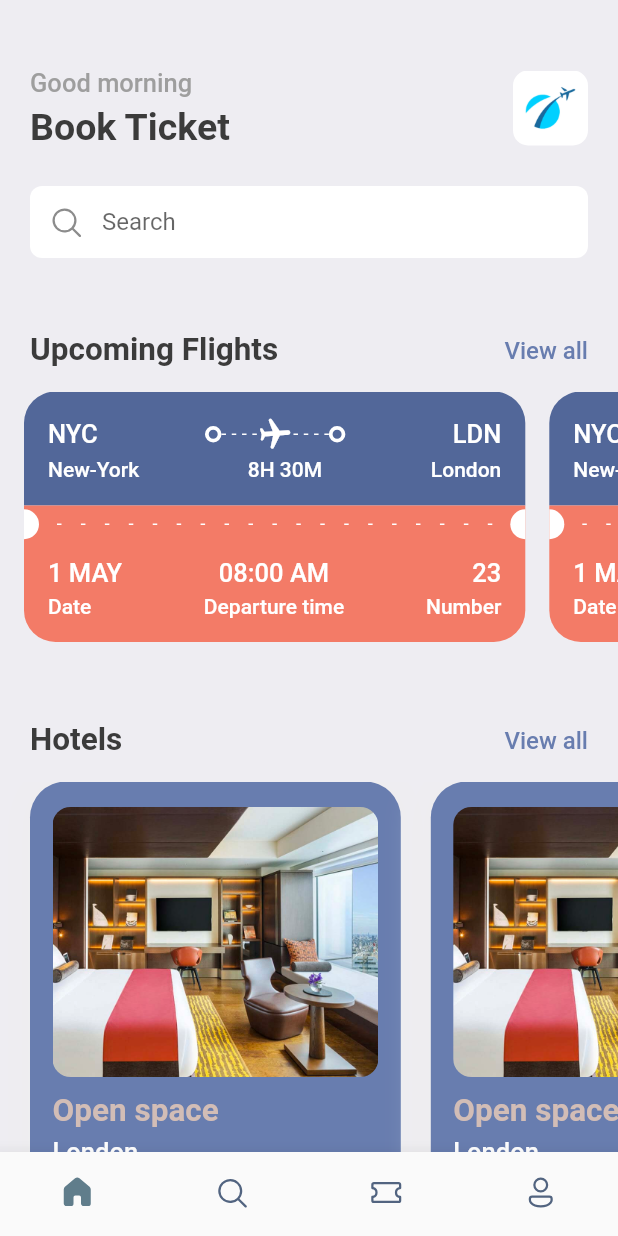
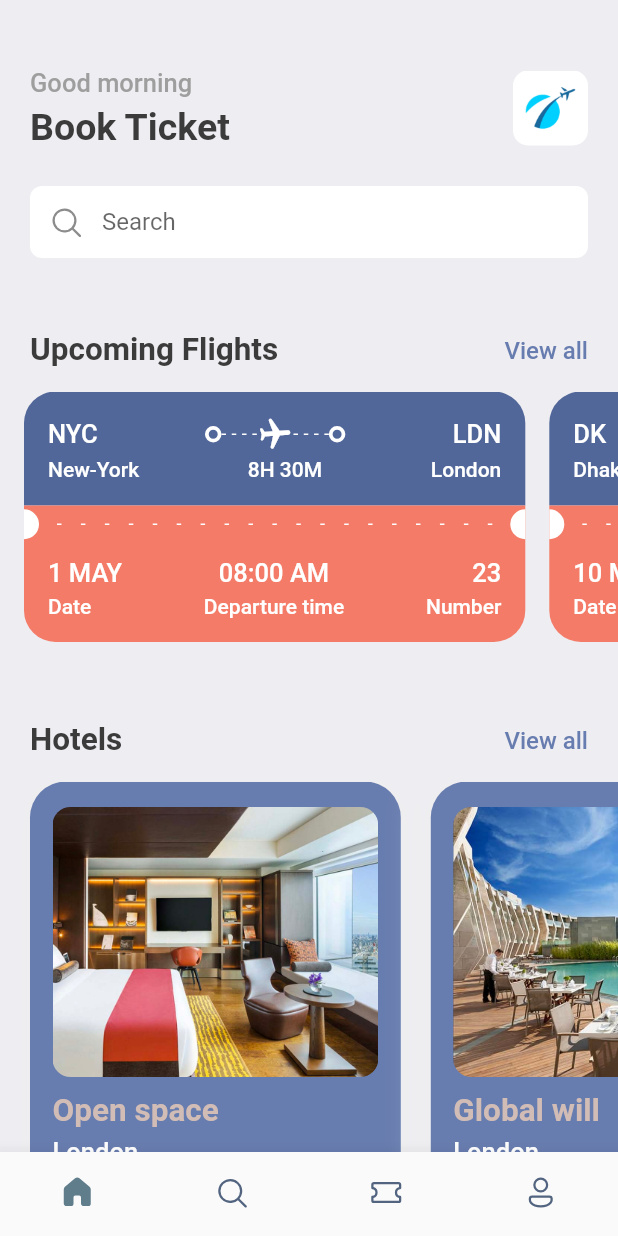
Before and after one commit to Gaiusrichard/ticket-tree, a Flutter app: the screen it shows after launch, on a phone screen of 412 x 824 dp. Run offline on Flutter 3.47's test engine with Material 2 defaults, Android fonts, the phone set to English and light mode, and no system bars; our stand-ins replace fluentui_icons, get.

Commit message:
Home screen 100/100 completion

```diff
--- /dev/null
+++ b/lib/model/hotel_list.dart
@@ -0,0 +1,56 @@
+List<Map<String, dynamic>> hotelList = [
+  {
+    'image': 'assets/images/one.png',
+    'place': 'Open space',
+    'destination': 'London',
+    'price': 24,
+  },
+  {
+    'image': 'assets/images/two.png',
+    'place': 'Global will',
+    'destination': 'London',
+    'price': 40,
+  },
+  {
+    'image': 'assets/images/three.png',
+    'place': 'Tallest building',
+    'destination': 'Dubai',
+    'price': 68,
+  }
+];
+
+List<Map<String, dynamic>> ticketList = [
+  {
+    'from': {
+      'code': 'NYC',
+      'name': 'New-York'
+    },
+
+    'to': {
+      'code': 'LDN',
+      'name': 'London'
+    },
+
+    'flying_time': '8H 30M',
+    'date': '1 MAY',
+    'departure_time': '08:00 AM',
+    'number': 23
+  },
+
+  {
+    'from': {
+      'code': 'DK',
+      'name': 'Dhaka'
+    },
+
+    'to': {
+      'code': 'SH',
+      'name': 'Shanghai'
+    },
+
+    'flying_time': '4H 20M',
+    'date': '10 MAY',
+    'departure_time': '09:00 AM',
+    'number': 45
+  }
+];
--- a/lib/screens/home_screen.dart
+++ b/lib/screens/home_screen.dart
@@ -3,6 +3,7 @@ import 'package:flutter/material.dart';
 import 'package:ticket_tree/util/app_styles.dart';
 import '../widgets/ticket.dart';
 import '../widgets/hotels_view_widget.dart';
+import '../model/hotel_list.dart';
 
 class HomeScreen extends StatelessWidget {
   // default
@@ -95,10 +96,9 @@ class HomeScreen extends StatelessWidget {
               scrollDirection: Axis.horizontal,
               padding: const EdgeInsets.only(right: 20),
               child: Row(
-                children: const [
-                  Ticket(),
-                  Ticket(),
-                ],
+                children: ticketList.map((ticket) {
+                  return Ticket(ticket: ticket);
+                }).toList(),
               )),
           const SizedBox(
             height: 20,
@@ -131,13 +131,15 @@ class HomeScreen extends StatelessWidget {
             padding: EdgeInsets.only(right: _sideSpacing),
             scrollDirection: Axis.horizontal,
             child: Row(
-              children: [
-                HotelsViewWidget(hotelImageLink: 'assets/images/one.png'),
-                HotelsViewWidget(hotelImageLink: 'assets/images/one.png'),
-                HotelsViewWidget(hotelImageLink: 'assets/images/one.png'),
-                HotelsViewWidget(hotelImageLink: 'assets/images/one.png')
-              ],
-            ),
+                children: hotelList.map(
+              (singleHotel) {
+                return HotelsViewWidget(
+                    hotelImageLink: singleHotel['image'],
+                    hotelName: singleHotel['place'],
+                    destination: singleHotel['destination'],
+                    price: singleHotel['price']);
+              },
+            ).toList()),
           )
         ],
       ),
--- a/lib/util/app_layout.dart
+++ b/lib/util/app_layout.dart
@@ -1,7 +1,26 @@
 import 'package:flutter/material.dart';
+import 'package:get/get.dart';
 
 class AppLayout {
   static getSize(BuildContext context) {
     return MediaQuery.of(context).size;
   }
+
+  static getScreenHeight() {
+    return Get.height;
+  }
+
+  static getScreenWidth() {
+    return Get.width;
+  }
+
+  static resScreenHeight(double pixels) {
+    double x = getScreenHeight() / pixels;
+    return getScreenHeight() / x;
+  }
+
+  static resScreenWidth(double pixels) {
+    double x = getScreenWidth() / pixels;
+    return getScreenWidth() / x;
+  }
 }
--- a/lib/widgets/hotels_view_widget.dart
+++ b/lib/widgets/hotels_view_widget.dart
@@ -1,18 +1,27 @@
 import 'package:flutter/material.dart';
-//
+//local
 import '../util/app_layout.dart';
 import '../util/app_styles.dart';
 
 class HotelsViewWidget extends StatelessWidget {
-  String? hotelImageLink;
-  HotelsViewWidget({super.key, required this.hotelImageLink});
+  String hotelImageLink;
+  String hotelName;
+  String destination;
+  int price;
+
+  HotelsViewWidget(
+      {super.key,
+      required this.hotelImageLink,
+      required this.hotelName,
+      required this.destination,
+      required this.price});
 
   @override
   Widget build(BuildContext context) {
     final size = AppLayout.getSize(context);
     return Container(
       width: size.width * 0.6,
-      height: 340,
+      height: AppLayout.resScreenHeight(340),
       padding: const EdgeInsets.symmetric(horizontal: 15, vertical: 17),
       margin: const EdgeInsets.only(left: 20),
       decoration: BoxDecoration(
@@ -34,34 +43,21 @@ class HotelsViewWidget extends StatelessWidget {
                   borderRadius: BorderRadius.circular(12),
                   image: DecorationImage(
                       fit: BoxFit.cover, image: AssetImage(hotelImageLink!)))),
-
           const SizedBox(
             height: 10,
           ),
-
-          Text(
-            'Open space',
-            style: Styles.headlineText2.copyWith(color: Styles.kakiColor)
-          ),
-
+          Text(hotelName,
+              style: Styles.headlineText2.copyWith(color: Styles.kakiColor)),
           const SizedBox(
             height: 5,
           ),
-
-          Text(
-            'London',
-            style: Styles.headlineText3.copyWith(color: Colors.white)
-          ),
-
+          Text(destination,
+              style: Styles.headlineText3.copyWith(color: Colors.white)),
           const SizedBox(
             height: 10,
           ),
-
-          Text(
-            '\$40/night',
-            style: Styles.headlineText1.copyWith(color: Styles.kakiColor)
-          )
-
+          Text('\$$price/night',
+              style: Styles.headlineText1.copyWith(color: Styles.kakiColor))
         ],
       ),
     );
--- a/lib/widgets/ticket.dart
+++ b/lib/widgets/ticket.dart
@@ -4,17 +4,19 @@ import 'package:ticket_tree/util/app_styles.dart';
 import '../util/app_layout.dart';
 
 class Ticket extends StatelessWidget {
-  const Ticket({super.key});
+  final Map<String, dynamic> ticket;
+
+  const Ticket({super.key, required this.ticket});
 
   @override
   Widget build(BuildContext context) {
     final size = AppLayout.getSize(context);
 
     return SizedBox(
-      width: size.width*0.85,
-      height: 200,
+      width: size.width * 0.85,
+      height: AppLayout.resScreenHeight(200),
       child: Container(
-          margin: const EdgeInsets.only(left: 16),
+          margin: EdgeInsets.only(left: AppLayout.resScreenWidth(16)),
           child: Column(
             children: [
               Container(
@@ -29,7 +31,7 @@ class Ticket extends StatelessWidget {
                     Row(
                       children: [
                         Text(
-                          'NYC',
+                          ticket['from']['code'],
                           style: Styles.headlineText3
                               .copyWith(color: Colors.white),
                         ),
@@ -38,7 +40,7 @@ class Ticket extends StatelessWidget {
                         Expanded(
                             child: Stack(children: [
                           SizedBox(
-                            height: 25,
+                            height: AppLayout.resScreenWidth(25),
                             child: LayoutBuilder(builder: (BuildContext context,
                                 BoxConstraints constraints) {
                               return Flex(
@@ -68,30 +70,30 @@ class Ticket extends StatelessWidget {
                         CircleStyle(),
                         const Spacer(),
                         Text(
-                          'LDN',
+                          ticket['to']['code'],
                           style: Styles.headlineText3
                               .copyWith(color: Colors.white),
                         ),
                       ],
                     ),
-                    const SizedBox(
-                      height: 3,
+                    SizedBox(
+                      height: AppLayout.resScreenHeight(3),
                     ),
                     Row(children: [
                       Text(
-                        'New-York',
+                        ticket['from']['name'],
                         style:
                             Styles.headlineText4.copyWith(color: Colors.white),
                       ),
                       const Spacer(),
                       Text(
-                        '8H 30M',
+                        ticket['flying_time'],
                         style:
                             Styles.headlineText4.copyWith(color: Colors.white),
                       ),
                       const Spacer(),
                       Text(
-                        'London',
+                        ticket['to']['name'],
                         style:
                             Styles.headlineText4.copyWith(color: Colors.white),
                       ),
@@ -106,14 +108,13 @@ class Ticket extends StatelessWidget {
                 child: Column(children: [
                   Row(children: [
                     Container(
-                        height: 20,
-                        width: 10,
+                        height: AppLayout.resScreenHeight(20),
+                        width: AppLayout.resScreenWidth(10),
                         decoration: const BoxDecoration(
                             color: Colors.white,
                             borderRadius: BorderRadius.only(
                                 topRight: Radius.circular(100),
-                                bottomRight: Radius.circular(100))
-                        )),
+                                bottomRight: Radius.circular(100)))),
                     Expanded(
                         child: Padding(
                       padding: const EdgeInsets.all(12.0),
@@ -143,57 +144,61 @@ class Ticket extends StatelessWidget {
                             color: Colors.white,
                             borderRadius: BorderRadius.only(
                                 topLeft: Radius.circular(100),
-                                bottomLeft: Radius.circular(100))
-                                )),
+                                bottomLeft: Radius.circular(100)))),
                   ]),
                 ]),
               ),
               Container(
-                padding: const EdgeInsets.only(left: 16, top: 10, right: 16, bottom: 16),
+                padding: const EdgeInsets.only(
+                    left: 16, top: 10, right: 16, bottom: 16),
                 decoration: BoxDecoration(
                     color: Styles.orangeColor,
-                    borderRadius: const BorderRadius.only(
-                        bottomLeft: Radius.circular(21.0),
-                        bottomRight: Radius.circular(21.0)
-                        )),
-
+                    borderRadius: BorderRadius.only(
+                        bottomLeft: Radius.circular(AppLayout.resScreenHeight(21.0)),
+                        bottomRight: Radius.circular(AppLayout.resScreenHeight(21.0)))),
                 child: Row(
                     mainAxisAlignment: MainAxisAlignment.spaceBetween,
                     children: [
                       Column(
                           crossAxisAlignment: CrossAxisAlignment.start,
                           children: [
-                            Text('1 MAY', style: Styles.headlineText3.copyWith(color: Colors.white)),
+                            Text(ticket['date'],
+                                style: Styles.headlineText3
+                                    .copyWith(color: Colors.white)),
                             const SizedBox(
                               height: 4,
                             ),
-                            Text('Date', style: Styles.headlineText4.copyWith(color: Colors.white)),
-                            ]
-                        ),
-
+                            Text('Date',
+                                style: Styles.headlineText4
+                                    .copyWith(color: Colors.white)),
+                          ]),
                       Column(
                           crossAxisAlignment: CrossAxisAlignment.center,
                           children: [
-                            Text('08:00 AM', style: Styles.headlineText3.copyWith(color: Colors.white)),
+                            Text(ticket['departure_time'],
+                                style: Styles.headlineText3
+                                    .copyWith(color: Colors.white)),
                             const SizedBox(
                               height: 4,
                             ),
-                            Text('Departure time', style: Styles.headlineText4.copyWith(color: Colors.white)),
-                            ]
-                        ),
-
+                            Text('Departure time',
+                                style: Styles.headlineText4
+                                    .copyWith(color: Colors.white)),
+                          ]),
                       Column(
                           crossAxisAlignment: CrossAxisAlignment.end,
                           children: [
-                            Text('23', style: Styles.headlineText3.copyWith(color: Colors.white)),
+                            Text(ticket['number'].toString(),
+                                style: Styles.headlineText3
+                                    .copyWith(color: Colors.white)),
                             const SizedBox(
                               height: 4,
                             ),
-                            Text('Number', style: Styles.headlineText4.copyWith(color: Colors.white)),
-                            ]
-                        )
-                      ]
-                    ),
+                            Text('Number',
+                                style: Styles.headlineText4
+                                    .copyWith(color: Colors.white)),
+                          ])
+                    ]),
               )
             ],
           )),
--- a/pubspec.yaml
+++ b/pubspec.yaml
@@ -37,7 +37,8 @@ dependencies:
   # Use with the CupertinoIcons class for iOS style icons.
   cupertino_icons: ^1.0.2
   fluentui_icons: ^1.0.0
-  # gap: ^2.0.0
+  gap: ^2.0.0
+  get:
 
 dev_dependencies:
   flutter_test:
```
Also changed, not shown: pubspec.lock. Lines whose indentation alone changed are shown as unchanged.
